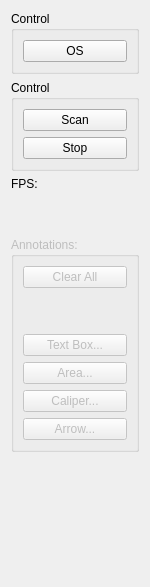
siborion/siborion_american_scan, file bscantools.ui: the form before one commit.
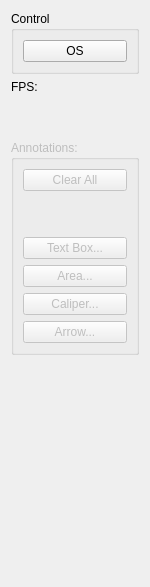
The form after the commit.

Diff of the .ui file:
```diff
--- a/bscantools.ui
+++ b/bscantools.ui
@@ -28,29 +28,6 @@
   <layout class="QGridLayout" name="gridLayout">
    <item row="1" column="0">
     <layout class="QVBoxLayout" name="verticalLayout">
-     <item>
-      <widget class="QGroupBox" name="gbControl">
-       <property name="title">
-        <string>Control</string>
-       </property>
-       <layout class="QVBoxLayout" name="verticalLayout_3">
-        <item>
-         <widget class="QPushButton" name="pbScan">
-          <property name="text">
-           <string>Scan</string>
-          </property>
-         </widget>
-        </item>
-        <item>
-         <widget class="QPushButton" name="pbStop">
-          <property name="text">
-           <string>Stop</string>
-          </property>
-         </widget>
-        </item>
-       </layout>
-      </widget>
-     </item>
      <item>
       <widget class="QLabel" name="lFPS">
        <property name="text">
```
